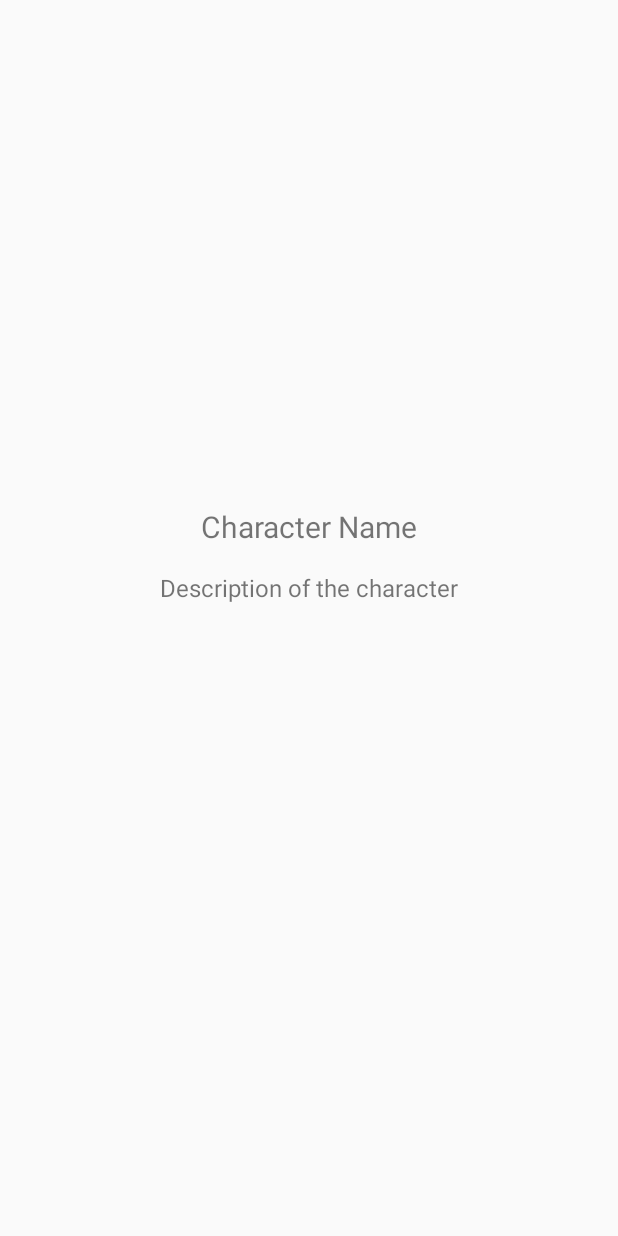
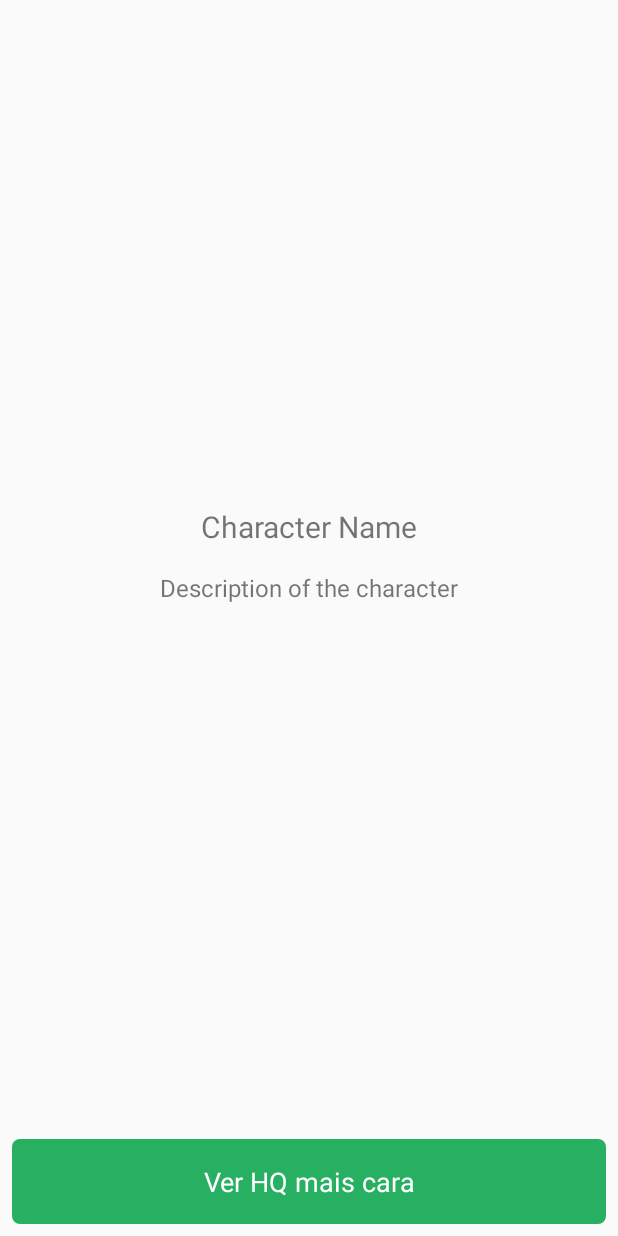
Before and after one commit to mutaquihadev/marvel, an Android app: the layout activity_character_details.xml on its own in the app's theme, with its tools: preview values and no code run, on a phone screen of 412 x 824 dp. Run offline under Robolectric (Android 15) with nearby library versions, the phone set to English and light mode, and no system bars.

Commit message:
add tvMostExpensiveHQ

```diff
--- a/app/src/main/res/layout/activity_character_details.xml
+++ b/app/src/main/res/layout/activity_character_details.xml
@@ -1,9 +1,9 @@
 <?xml version="1.0" encoding="utf-8"?>
 <androidx.constraintlayout.widget.ConstraintLayout xmlns:android="http://schemas.android.com/apk/res/android"
+    xmlns:app="http://schemas.android.com/apk/res-auto"
     xmlns:tools="http://schemas.android.com/tools"
     android:layout_width="match_parent"
     android:layout_height="match_parent"
-    xmlns:app="http://schemas.android.com/apk/res-auto"
     tools:context=".ui.CharacterDetailsActivity">
 
     <ImageView
@@ -15,29 +15,28 @@
 
     <TextView
         android:id="@+id/tvName"
-        android:padding="8dp"
         android:layout_width="wrap_content"
         android:layout_height="wrap_content"
+        android:padding="8dp"
+        android:textSize="20sp"
         app:layout_constraintEnd_toEndOf="parent"
         app:layout_constraintStart_toStartOf="parent"
         app:layout_constraintTop_toBottomOf="@+id/imCharacterImage"
-        android:textSize="20sp"
-        tools:text="Character Name"
-        />
+        tools:text="Character Name" />
 
     <TextView
-       android:padding="8dp"
         android:id="@+id/tvDescription"
         android:layout_width="wrap_content"
         android:layout_height="wrap_content"
+        android:ellipsize="end"
         android:maxLines="3"
+        android:padding="8dp"
         android:textSize="16sp"
         android:visibility="invisible"
         app:layout_constraintEnd_toEndOf="parent"
         app:layout_constraintStart_toStartOf="parent"
         app:layout_constraintTop_toBottomOf="@+id/tvName"
         tools:text="Description of the character"
-        android:ellipsize="end"
         tools:visibility="visible" />
 
     <androidx.constraintlayout.widget.Guideline
@@ -47,4 +46,20 @@
         android:orientation="horizontal"
         app:layout_constraintGuide_percent="0.4" />
 
+
+    <TextView
+        android:id="@+id/tvMostExpensiveHQ"
+        android:layout_width="0dp"
+        android:layout_height="wrap_content"
+        android:layout_margin="8dp"
+        android:padding="16dp"
+        android:background="@drawable/bg_rounded_grey_green"
+        android:textColor="@android:color/white"
+        android:textAlignment="center"
+        android:textSize="18sp"
+        app:layout_constraintBottom_toBottomOf="parent"
+        app:layout_constraintEnd_toEndOf="parent"
+        app:layout_constraintHorizontal_bias="0.0"
+        app:layout_constraintStart_toStartOf="@+id/imCharacterImage"
+        tools:text="Ver HQ mais cara" />
 </androidx.constraintlayout.widget.ConstraintLayout>
```
